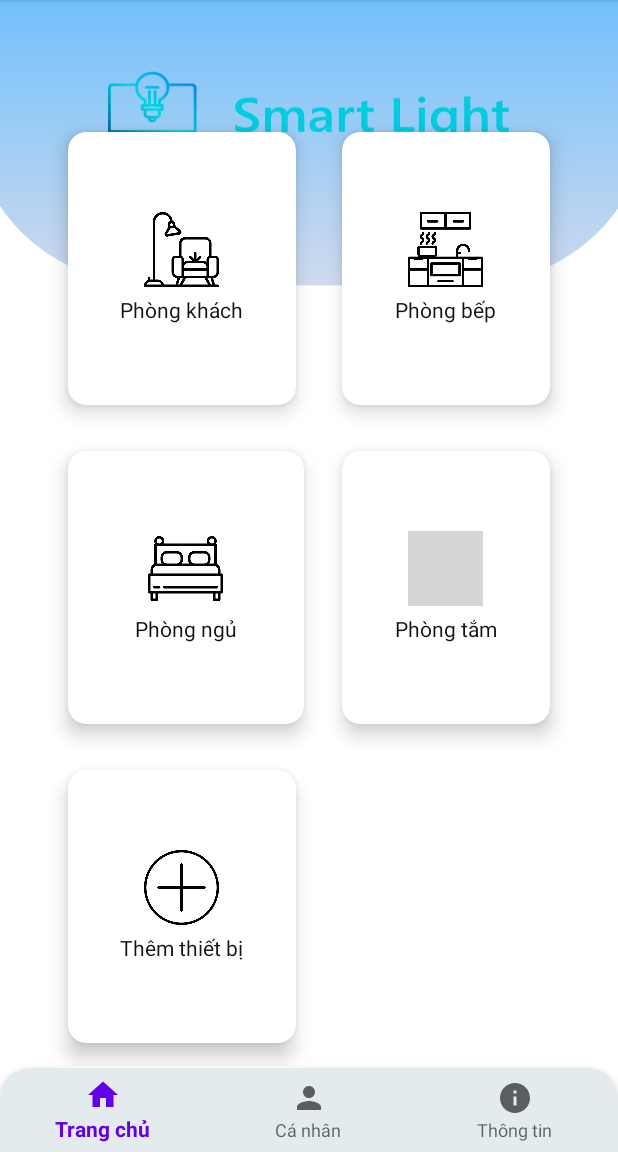
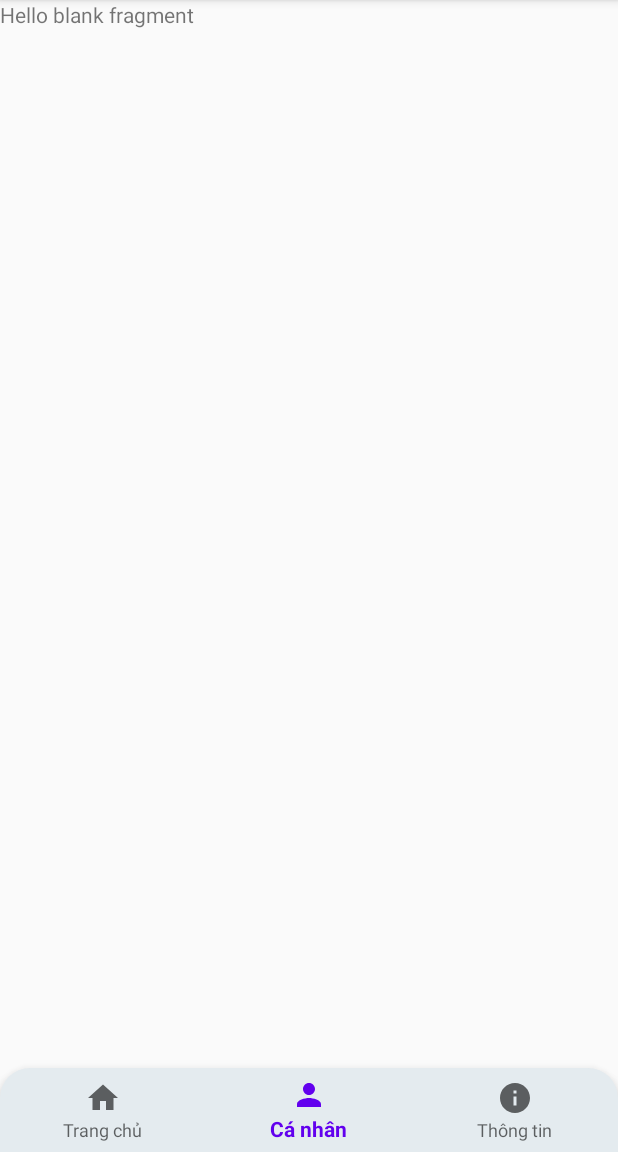
Before and after one commit to hieubeoo/Smart-Light-Project, an Android app: the MainActivity screen opened directly, with no data from a screen before it, item 2 of the bottom bar chosen, on a phone screen of 412 x 824 dp, the part 84-1236 px from its top. Run offline under Robolectric (Android 15) with nearby library versions, the phone set to English and light mode, and no system bars; our stand-ins replace navigation-ui; grey boxes are pictures that could not be loaded.

Commit message:
interactive bottom_navigation

```diff
--- a/app/src/main/java/com/example/project/MainActivity.java
+++ b/app/src/main/java/com/example/project/MainActivity.java
@@ -1,11 +1,14 @@
 package com.example.project;
 
+import androidx.annotation.NonNull;
 import androidx.appcompat.app.AppCompatActivity;
+import androidx.fragment.app.Fragment;
 import androidx.navigation.NavController;
 import androidx.navigation.Navigation;
 import androidx.navigation.ui.NavigationUI;
 
 import android.os.Bundle;
+import android.view.MenuItem;
 
 import com.google.android.material.bottomnavigation.BottomNavigationView;
 
@@ -16,7 +19,26 @@ public class MainActivity extends AppCompatActivity {
         super.onCreate(savedInstanceState);
         setContentView(R.layout.activity_main);
         BottomNavigationView bottomNavigationView = findViewById(R.id.bottomNavigationView);
-        NavController navController = Navigation.findNavController(this, R.id.fragment);
-        NavigationUI.setupWithNavController(bottomNavigationView, navController);
+        bottomNavigationView.setOnNavigationItemSelectedListener((BottomNavigationView.OnNavigationItemSelectedListener) navListener);
     }
+    private BottomNavigationView.OnNavigationItemSelectedListener navListener =
+            new BottomNavigationView.OnNavigationItemSelectedListener() {
+                @Override
+                public boolean onNavigationItemSelected(@NonNull MenuItem item) {
+                        Fragment selectFragment = null;
+                        switch (item.getItemId()){
+                            case R.id.fragment_home:
+                                selectFragment = new home();
+                                break;
+                            case R.id.fragment_individual:
+                                selectFragment = new individual();
+                                break;
+                            case R.id.fragment_information:
+                                selectFragment = new information();
+                                break;
+                        }
+                        getSupportFragmentManager().beginTransaction().replace(R.id.fragment_container, selectFragment).commit();
+                        return true;
+                }
+            };
 }
--- a/app/src/main/java/com/example/project/home.java
+++ b/app/src/main/java/com/example/project/home.java
@@ -10,42 +10,10 @@ import android.view.ViewGroup;
 
 
 public class home extends Fragment {
-
-    // TODO: Rename parameter arguments, choose names that match
-    // the fragment initialization parameters, e.g. ARG_ITEM_NUMBER
-    private static final String ARG_PARAM1 = "param1";
-    private static final String ARG_PARAM2 = "param2";
-
-    // TODO: Rename and change types of parameters
-    private String mParam1;
-    private String mParam2;
-
-    public home() {
-        // Required empty public constructor
-    }
-    // TODO: Rename and change types and number of parameters
-    public static home newInstance(String param1, String param2) {
-        home fragment = new home();
-        Bundle args = new Bundle();
-        args.putString(ARG_PARAM1, param1);
-        args.putString(ARG_PARAM2, param2);
-        fragment.setArguments(args);
-        return fragment;
-    }
-
-    @Override
-    public void onCreate(Bundle savedInstanceState) {
-        super.onCreate(savedInstanceState);
-        if (getArguments() != null) {
-            mParam1 = getArguments().getString(ARG_PARAM1);
-            mParam2 = getArguments().getString(ARG_PARAM2);
-        }
-    }
-
     @Override
     public View onCreateView(LayoutInflater inflater, ViewGroup container,
                              Bundle savedInstanceState) {
-
+        View view = inflater.inflate(R.layout.fragment_home, container, false);
         // Inflate the layout for this fragment
         return inflater.inflate(R.layout.fragment_home, container, false);
     }
--- a/app/src/main/res/layout/activity_main.xml
+++ b/app/src/main/res/layout/activity_main.xml
@@ -1,5 +1,5 @@
 <?xml version="1.0" encoding="utf-8"?>
-<androidx.constraintlayout.widget.ConstraintLayout xmlns:android="http://schemas.android.com/apk/res/android"
+<RelativeLayout xmlns:android="http://schemas.android.com/apk/res/android"
     xmlns:app="http://schemas.android.com/apk/res-auto"
     xmlns:tools="http://schemas.android.com/tools"
     android:layout_width="match_parent"
@@ -10,20 +10,11 @@
         android:layout_width="match_parent"
         android:layout_height="wrap_content"
         android:background="@drawable/custom_nav_bottom"
-        app:layout_constraintBottom_toBottomOf="parent"
-        app:layout_constraintEnd_toEndOf="parent"
-        app:layout_constraintStart_toStartOf="parent"
-        app:menu="@menu/bottom_menu"
-        />
-    <androidx.fragment.app.FragmentContainerView
-        android:id="@+id/fragment"
-        android:name="androidx.navigation.fragment.NavHostFragment"
-        android:layout_width="wrap_content"
-        android:layout_height="wrap_content"
-        app:defaultNavHost="true"
-        app:layout_constraintBottom_toTopOf="@+id/bottomNavigationView"
-        app:layout_constraintEnd_toEndOf="parent"
-        app:layout_constraintStart_toStartOf="parent"
-        app:layout_constraintTop_toTopOf="parent"
-        app:navGraph="@navigation/nav_bottom" />
-</androidx.constraintlayout.widget.ConstraintLayout>
+        android:layout_alignParentBottom="true"
+        app:menu="@menu/bottom_menu" />
+    <FrameLayout
+        android:id="@+id/fragment_container"
+        android:layout_width="match_parent"
+        android:layout_height="match_parent"
+        android:layout_above="@+id/bottomNavigationView"/>
+</RelativeLayout>
--- a/app/src/main/res/layout/fragment_home.xml
+++ b/app/src/main/res/layout/fragment_home.xml
@@ -5,7 +5,8 @@
     android:layout_width="match_parent"
     android:layout_height="match_parent"
     tools:context=".home"
-    android:background="@drawable/home_fragment">
+    android:background="@drawable/home_fragment"
+    android:id="@+id/fragment_home">
     <GridLayout
         android:layout_width="match_parent"
         android:layout_height="match_parent"
--- a/app/src/main/res/layout/fragment_individual.xml
+++ b/app/src/main/res/layout/fragment_individual.xml
@@ -1,6 +1,7 @@
 <?xml version="1.0" encoding="utf-8"?>
 <FrameLayout xmlns:android="http://schemas.android.com/apk/res/android"
     xmlns:tools="http://schemas.android.com/tools"
+    android:id="@+id/fragment_individual"
     android:layout_width="match_parent"
     android:layout_height="match_parent"
     tools:context=".individual">
--- a/app/src/main/res/layout/fragment_information.xml
+++ b/app/src/main/res/layout/fragment_information.xml
@@ -3,7 +3,8 @@
     xmlns:tools="http://schemas.android.com/tools"
     android:layout_width="match_parent"
     android:layout_height="match_parent"
-    tools:context=".information">
+    tools:context=".information"
+    android:id="@+id/fragment_information">
 
     <!-- TODO: Update blank fragment layout -->
     <TextView
--- a/app/src/main/res/menu/bottom_menu.xml
+++ b/app/src/main/res/menu/bottom_menu.xml
@@ -2,16 +2,16 @@
 <menu xmlns:android="http://schemas.android.com/apk/res/android">
 
     <item
-        android:id="@+id/home_fragment"
+        android:id="@+id/fragment_home"
         android:title="@string/home"
         android:icon="@drawable/ic_home"/>
     <item
-        android:id="@+id/individual_fragment"
+        android:id="@+id/fragment_individual"
         android:title="@string/individual"
         android:icon="@drawable/ic_person"
         />
     <item
-        android:id="@+id/information_fragment"
+        android:id="@+id/fragment_information"
         android:title="@string/information"
         android:icon="@drawable/ic_info"/>
 </menu>
```
Also changed, not shown: app/src/main/java/com/example/project/individual.java (+1 -45 lines), app/src/main/java/com/example/project/information.java (+0 -47 lines).
